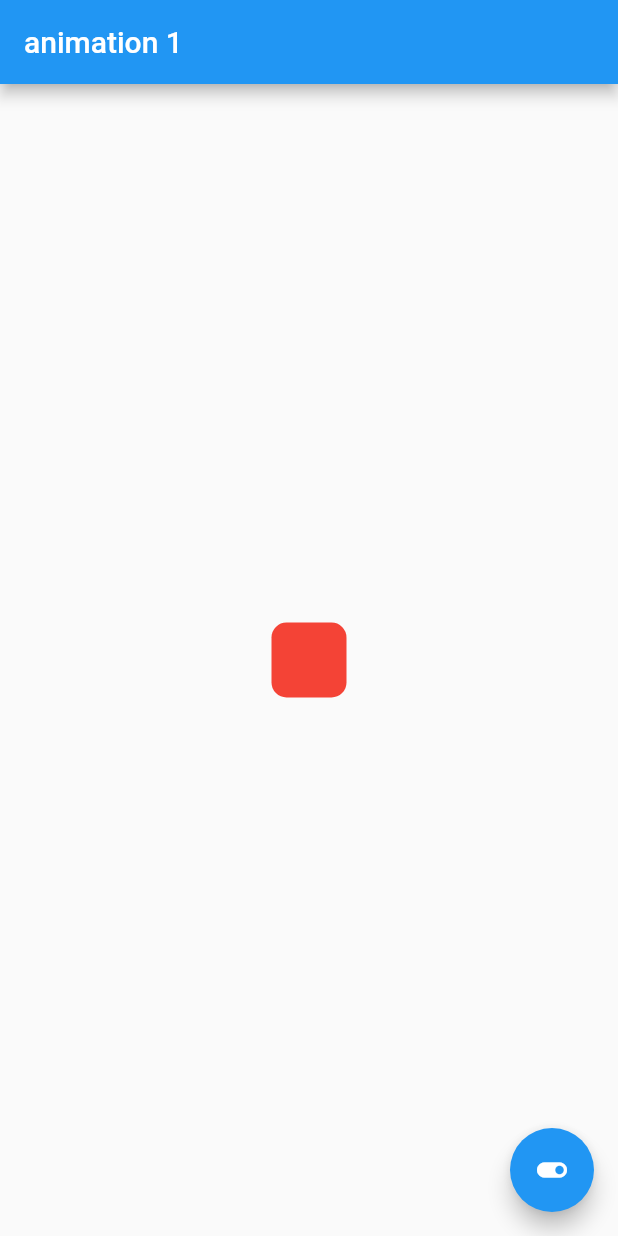
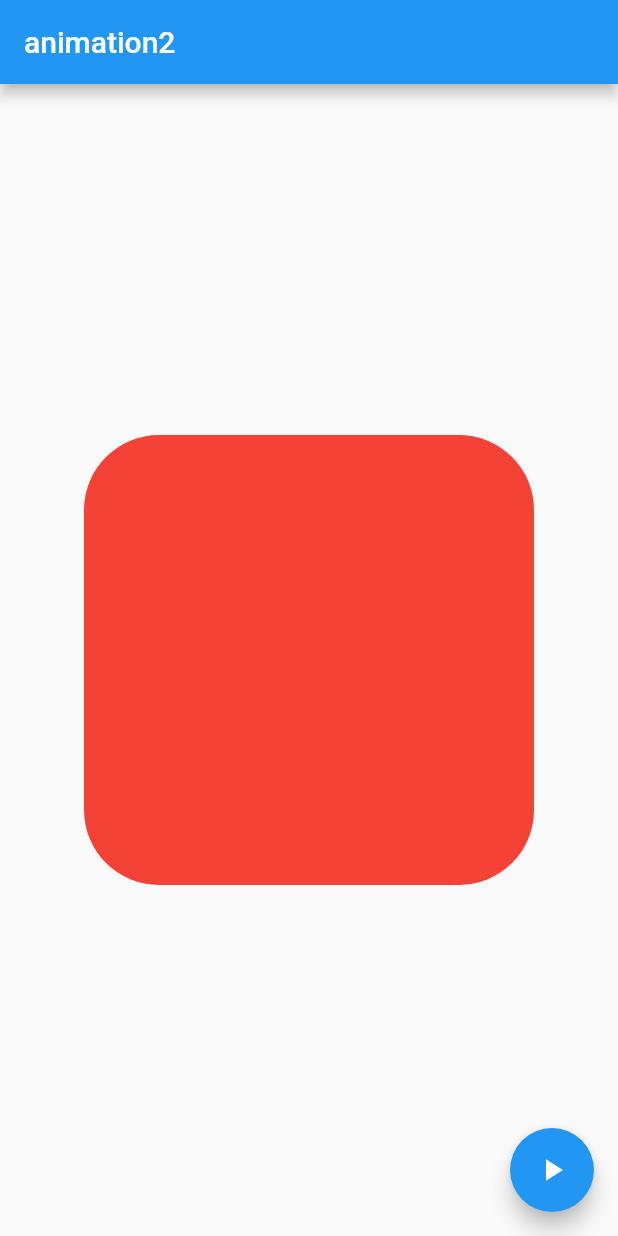
Before and after one commit to huhx/flutter_learn, a Flutter app: the screen it shows after launch, on a phone screen of 412 x 824 dp. Run offline on Flutter 3.47's test engine with Material 2 defaults, Android fonts, the phone set to English and light mode, and no system bars.

Commit message:
[huhx] -widget: AnimatedBuilder

```diff
--- /dev/null
+++ b/lib/day_1/animation_2.dart
@@ -0,0 +1,72 @@
+import 'package:flutter/material.dart';
+
+class AnimationTest2 extends StatefulWidget {
+  const AnimationTest2({super.key});
+
+  @override
+  State<AnimationTest2> createState() => _AnimationTest2State();
+}
+
+class _AnimationTest2State extends State<AnimationTest2>
+    with SingleTickerProviderStateMixin {
+  bool _isExpanded = false;
+
+  late final AnimationController _controller = AnimationController(
+    duration: const Duration(seconds: 2),
+    vsync: this,
+  );
+
+  late final Animation<double> _widthAnimation =
+      Tween<double>(begin: 100, end: 300).animate(_controller);
+  late final Animation<double> _heightAnimation =
+      Tween<double>(begin: 100, end: 300).animate(_controller);
+  late final Animation<Color?> _colorAnimation =
+      ColorTween(begin: Colors.blue, end: Colors.red).animate(_controller);
+  late final Animation<double> _borderRadiusAnimation =
+      Tween<double>(begin: 0, end: 50).animate(_controller);
+
+  @override
+  void initState() {
+    super.initState();
+    _controller.forward();
+  }
+
+  @override
+  Widget build(BuildContext context) {
+    return Scaffold(
+      appBar: AppBar(title: const Text("animation2")),
+      body: Center(
+        child: AnimatedBuilder(
+          animation: _controller,
+          builder: (context, child) {
+            return Container(
+              width: _widthAnimation.value,
+              height: _heightAnimation.value,
+              decoration: BoxDecoration(
+                color: _colorAnimation.value,
+                borderRadius: BorderRadius.circular(_borderRadiusAnimation.value),
+              ),
+            );
+          },
+        ),
+      ),
+      floatingActionButton: FloatingActionButton(
+        onPressed: () {
+          if (_isExpanded) {
+            _controller.reverse();
+          } else {
+            _controller.forward();
+          }
+          _isExpanded = !_isExpanded;
+        },
+        child: const Icon(Icons.play_arrow),
+      ),
+    );
+  }
+
+  @override
+  void dispose() {
+    _controller.dispose();
+    super.dispose();
+  }
+}
--- a/lib/main.dart
+++ b/lib/main.dart
@@ -1,6 +1,6 @@
 import 'package:flutter/material.dart';
 
-import 'day_1/animation_1.dart';
+import 'day_1/animation_2.dart';
 
 void main() {
   runApp(const MyApp());
@@ -16,7 +16,7 @@ class MyApp extends StatelessWidget {
       theme: ThemeData(
         primarySwatch: Colors.blue,
       ),
-      home: const AnimationTest1(),
+      home: const AnimationTest2(),
     );
   }
 }
```
